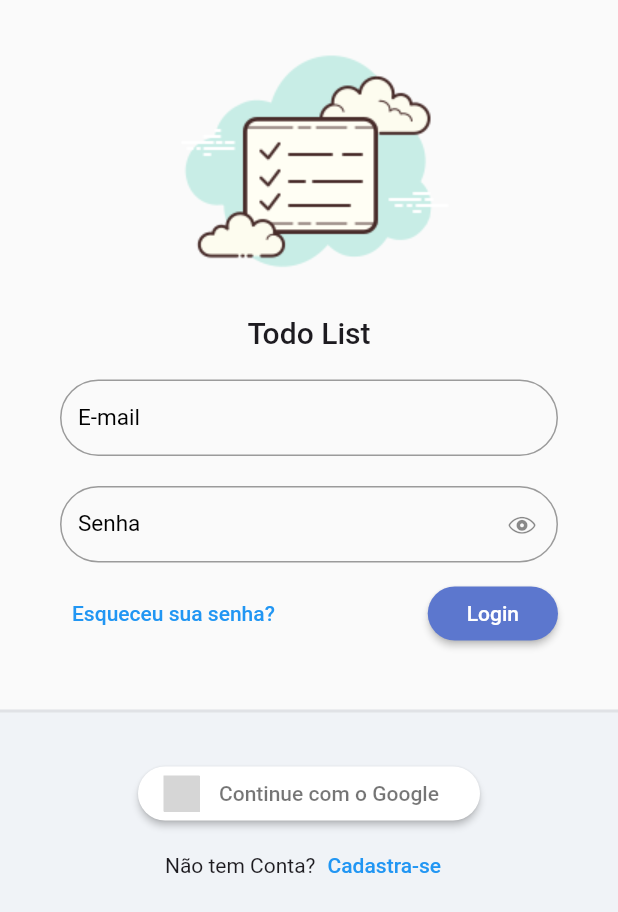
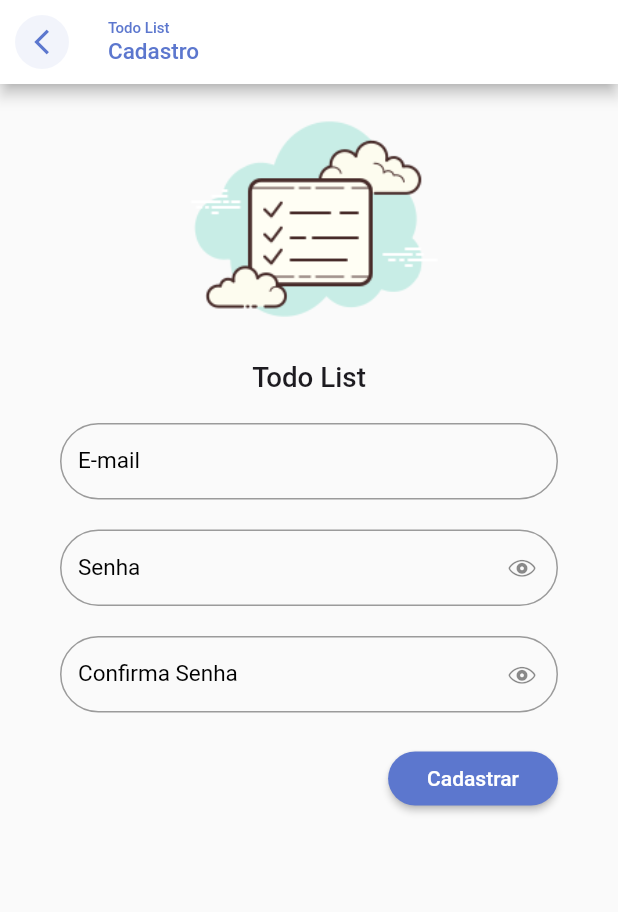
Before and after one commit to GaGuarGo/todo-list-modular, a Flutter app: the screen it shows after launch, after a tap on "Cadastra-se", on a phone screen of 412 x 824 dp. Shown: the top 912 px of the screen. Run offline on Flutter 3.47's test engine with Material 3 defaults, Android fonts, the phone set to English and light mode, and no system bars; our stand-ins replace flutter_signin_button, google_fonts, sqflite, synchronized; accounts and stored records are empty; Roboto replaces fonts that are missing (Mandali); grey boxes are pictures that could not be loaded.

Commit message:
Construindo layout de tela de cadastro

```diff
--- a/lib/app/modules/auth/auth_module.dart
+++ b/lib/app/modules/auth/auth_module.dart
@@ -2,11 +2,19 @@ import 'package:provider/provider.dart';
 import 'package:todo_list_modular/app/core/modules/todo_list_module.dart';
 import 'package:todo_list_modular/app/modules/auth/login/login_controller.dart';
 import 'package:todo_list_modular/app/modules/auth/login/login_page.dart';
+import 'package:todo_list_modular/app/modules/auth/register/register_controller.dart';
+import 'package:todo_list_modular/app/modules/auth/register/register_page.dart';
 
 class AuthModule extends TodoListModule {
   AuthModule()
       : super(
-          bindings: [ChangeNotifierProvider(create: (_) => LoginController())],
-          routers: {'/login': (context) => const LoginPage()},
+          bindings: [
+            ChangeNotifierProvider(create: (_) => LoginController()),
+            ChangeNotifierProvider(create: (_) => RegisterController())
+          ],
+          routers: {
+            '/login': (context) => const LoginPage(),
+            '/register': (context) => const RegisterPage()
+          },
         );
 }
--- a/lib/app/modules/auth/login/login_page.dart
+++ b/lib/app/modules/auth/login/login_page.dart
@@ -94,7 +94,9 @@ class LoginPage extends StatelessWidget {
                               children: [
                                 const Text("Não tem Conta?"),
                                 TextButton(
-                                  onPressed: () {},
+                                  onPressed: () {
+                                    Navigator.of(context).pushNamed('/register');
+                                  },
                                   child: const Text('Cadastra-se'),
                                 )
                               ],
--- /dev/null
+++ b/lib/app/modules/auth/register/register_controller.dart
@@ -0,0 +1,6 @@
+
+import 'package:flutter/material.dart';
+
+class RegisterController extends ChangeNotifier{
+
+}
--- /dev/null
+++ b/lib/app/modules/auth/register/register_page.dart
@@ -0,0 +1,87 @@
+// ignore_for_file: sized_box_for_whitespace
+
+import 'package:flutter/material.dart';
+import 'package:todo_list_modular/app/core/ui/theme_extensions.dart';
+import 'package:todo_list_modular/app/core/widget/todo_list_field.dart';
+import 'package:todo_list_modular/app/core/widget/todo_list_logo.dart';
+
+class RegisterPage extends StatelessWidget {
+  const RegisterPage({super.key});
+
+  @override
+  Widget build(BuildContext context) {
+    return Scaffold(
+      appBar: AppBar(
+        automaticallyImplyLeading: false,
+        centerTitle: false,
+        backgroundColor: Colors.white,
+        title: Column(
+          crossAxisAlignment: CrossAxisAlignment.start,
+          children: [
+            Text(
+              'Todo List',
+              style: TextStyle(fontSize: 10, color: context.primaryColor),
+            ),
+            Text(
+              'Cadastro',
+              style: TextStyle(fontSize: 15, color: context.primaryColor),
+            )
+          ],
+        ),
+        leading: IconButton(
+          icon: ClipOval(
+            child: Container(
+              color: context.primaryColor.withAlpha(20),
+              padding: const EdgeInsets.all(8),
+              child: Icon(
+                Icons.arrow_back_ios_outlined,
+                size: 20,
+                color: context.primaryColor,
+              ),
+            ),
+          ),
+          onPressed: () => Navigator.pop(context),
+        ),
+      ),
+      body: ListView(
+        children: [
+          Container(
+            height: MediaQuery.sizeOf(context).width * 0.5,
+            child: const FittedBox(
+              fit: BoxFit.fitHeight,
+              child: TodoListLogo(),
+            ),
+          ),
+          Padding(
+            padding:
+                const EdgeInsets.symmetric(horizontal: 40.0, vertical: 20.0),
+            child: Form(
+                child: Column(
+              children: [
+                TodoListField(label: 'E-mail'),
+                const SizedBox(height: 20),
+                TodoListField(label: 'Senha', obscureText: true),
+                const SizedBox(height: 20),
+                TodoListField(label: 'Confirma Senha', obscureText: true),
+                const SizedBox(height: 20),
+                Align(
+                  alignment: Alignment.bottomRight,
+                  child: ElevatedButton(
+                    onPressed: () {},
+                    style: ElevatedButton.styleFrom(
+                        shape: RoundedRectangleBorder(
+                            borderRadius: BorderRadius.circular(20))),
+                    child: const Padding(
+                      padding: EdgeInsets.all(10.0),
+                      child: Text('Cadastrar'),
+                    ),
+                  ),
+                ),
+              ],
+            )),
+          )
+        ],
+      ),
+    );
+  }
+}
```
